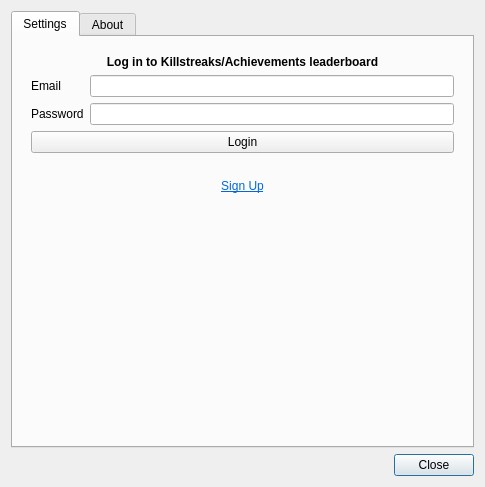
Old version of the form designer/profile_settings_dialog.ui in the repository jac241/anki_killstreaks.
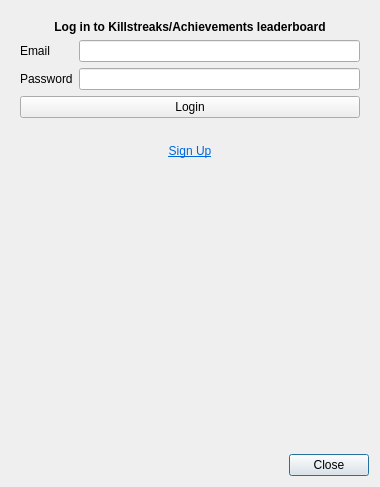
New version of the form.

Commit message:
Simplifies profile settings dialog
Don't really need an about page in there, so I left it off.

```diff
--- a/designer/profile_settings_dialog.ui
+++ b/designer/profile_settings_dialog.ui
@@ -6,7 +6,7 @@
    <rect>
     <x>0</x>
     <y>0</y>
-    <width>485</width>
+    <width>380</width>
     <height>487</height>
    </rect>
   </property>
@@ -22,30 +22,20 @@
   <layout class="QGridLayout" name="gridLayout_2">
    <item row="1" column="0">
     <widget class="QDialogButtonBox" name="buttonBox">
+     <property name="enabled">
+      <bool>true</bool>
+     </property>
      <property name="orientation">
       <enum>Qt::Horizontal</enum>
      </property>
      <property name="standardButtons">
       <set>QDialogButtonBox::Close</set>
      </property>
+     <property name="centerButtons">
+      <bool>false</bool>
+     </property>
     </widget>
    </item>
-   <item row="0" column="0">
-    <widget class="QTabWidget" name="tabWidget">
-     <property name="currentIndex">
-      <number>0</number>
-     </property>
-     <widget class="QWidget" name="settingsTab">
-      <property name="minimumSize">
-       <size>
-        <width>315</width>
-        <height>0</height>
-       </size>
-      </property>
-      <attribute name="title">
-       <string>Settings</string>
-      </attribute>
-      <layout class="QGridLayout" name="gridLayout_3">
        <item row="0" column="0">
         <widget class="QStackedWidget" name="stackedWidget">
          <property name="currentIndex">
@@ -179,15 +169,6 @@
             </spacer>
            </item>
           </layout>
-         </widget>
-        </widget>
-       </item>
-      </layout>
-     </widget>
-     <widget class="QWidget" name="aboutTab">
-      <attribute name="title">
-       <string>About</string>
-      </attribute>
      </widget>
     </widget>
    </item>
```
Left out of the diff: 2 changed lines with no effect on the pictures. Lines whose indentation alone changed are shown as unchanged. The commit also changes 3 other files.
